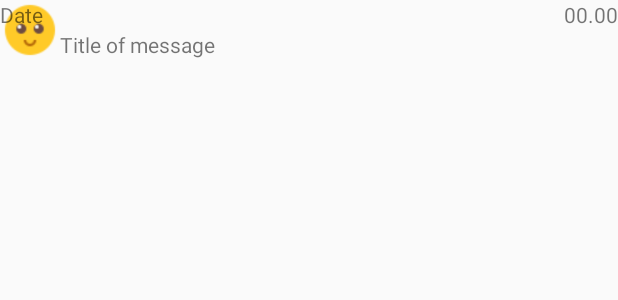
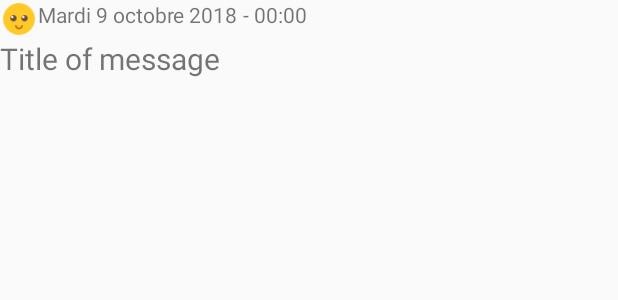
Before and after one commit to Shaolans/MyTimeline, an Android app: the layout content_timeline.xml on its own in the app's theme, with its tools: preview values and no code run, on a phone screen of 412 x 824 dp. Shown: the top 300 px of the screen. Run offline under Robolectric (Android 15) with nearby library versions, the phone set to English and light mode, and no system bars.

Commit message:
content_timeline update

```diff
--- a/app/src/main/res/layout/content_timeline.xml
+++ b/app/src/main/res/layout/content_timeline.xml
@@ -1,35 +1,57 @@
 <?xml version="1.0" encoding="utf-8"?>
-<android.support.constraint.ConstraintLayout
-    xmlns:android="http://schemas.android.com/apk/res/android"
+<LinearLayout xmlns:android="http://schemas.android.com/apk/res/android"
     android:layout_width="match_parent"
     android:layout_height="wrap_content"
-    xmlns:app="http://schemas.android.com/apk/res-auto">
+    android:orientation="vertical">
 
+    <LinearLayout
+        android:layout_width="match_parent"
+        android:layout_height="wrap_content">
         <ImageView
-        android:id="@+id/message_smiley"
-        android:layout_width="40dp"
-        android:layout_height="40dp"
+            android:id="@+id/msg_smiley"
+            android:layout_width="25dp"
+            android:layout_height="25dp"
             android:src="@drawable/smiley_happy"/>
+        <LinearLayout
+            android:layout_width="0dp"
+            android:layout_height="wrap_content"
+            android:layout_weight="1"
+            >
             <TextView
-        android:id="@+id/message_date"
+                android:id="@+id/msg_date"
                 android:layout_width="wrap_content"
                 android:layout_height="wrap_content"
-
-        android:text="Date"/>
+                android:textSize="@dimen/date_size"
+                android:text="Mardi 9 octobre 2018"/>
             <TextView
-        android:id="@+id/message_title"
+                android:id="@+id/msg_tiret"
                 android:layout_width="wrap_content"
                 android:layout_height="wrap_content"
-        app:layout_constraintTop_toBottomOf="@id/message_date"
-        app:layout_constraintLeft_toRightOf="@id/message_smiley"
-        app:layout_constraintBottom_toBottomOf="parent"
-        android:text="Title of message"/>
+                android:text=" - " />
             <TextView
-        android:id="@+id/message_time"
+                android:id="@+id/msg_time"
                 android:layout_width="wrap_content"
                 android:layout_height="wrap_content"
-        app:layout_constraintRight_toRightOf="parent"
-        android:text="00.00"/>
+                android:textSize="@dimen/date_size"
+                android:text="00:00"/>
+        </LinearLayout>
+    </LinearLayout>
+    <LinearLayout
+        android:layout_width="match_parent"
+        android:layout_height="wrap_content">
+        <TextView
+            android:id="@+id/msg_title"
+            android:layout_width="wrap_content"
+            android:layout_height="wrap_content"
+            android:textSize="20dp"
+            android:text="Title of message"/>
+        <ImageView
+            android:layout_width="wrap_content"
+            android:layout_height="wrap_content"
+            />
+    </LinearLayout>
 
 
-</android.support.constraint.ConstraintLayout>
+
+
+</LinearLayout>
--- a/app/src/main/res/values/dimens.xml
+++ b/app/src/main/res/values/dimens.xml
@@ -2,4 +2,5 @@
     <dimen name="app_bar_height">180dp</dimen>
     <dimen name="fab_margin">16dp</dimen>
     <dimen name="text_margin">16dp</dimen>
+    <dimen name="date_size">14dp</dimen>
 </resources>
```
Lines whose indentation alone changed are shown as unchanged.
